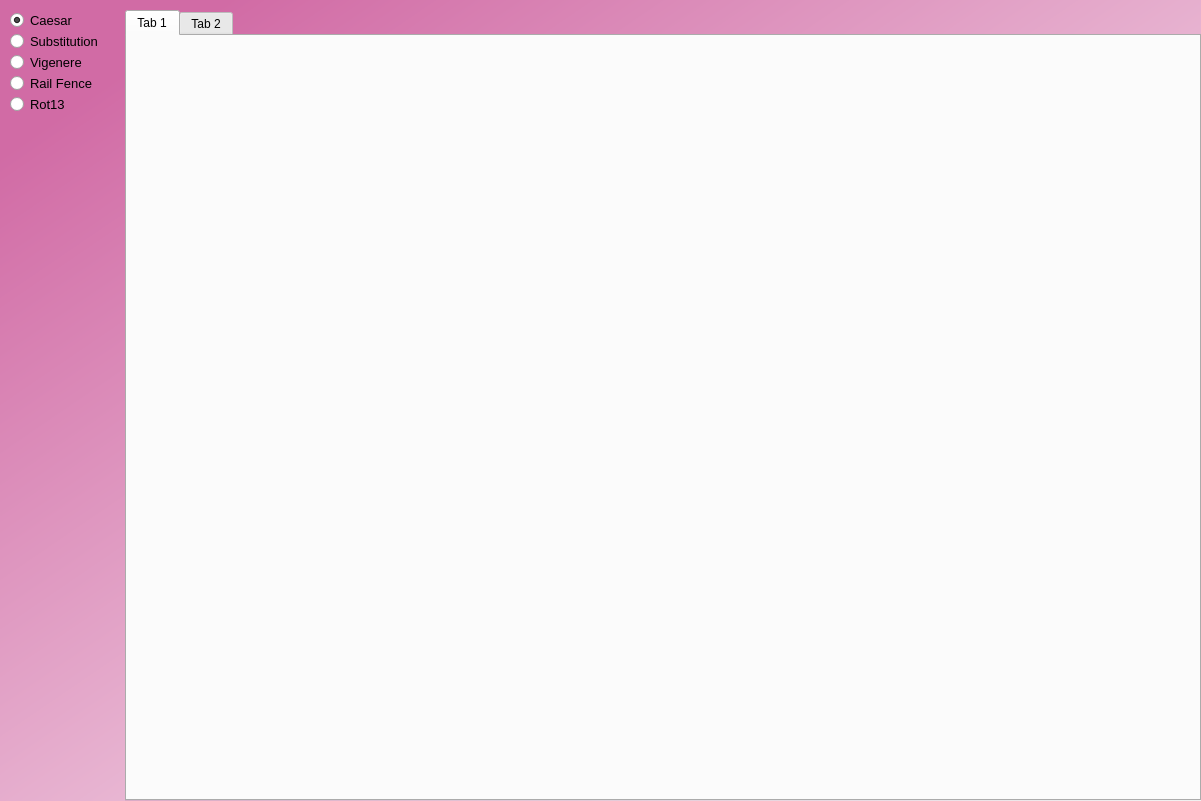
Old version of the form ui/select_algorithm_window.ui in the repository mucahitkayadan/Ciper_GUI.
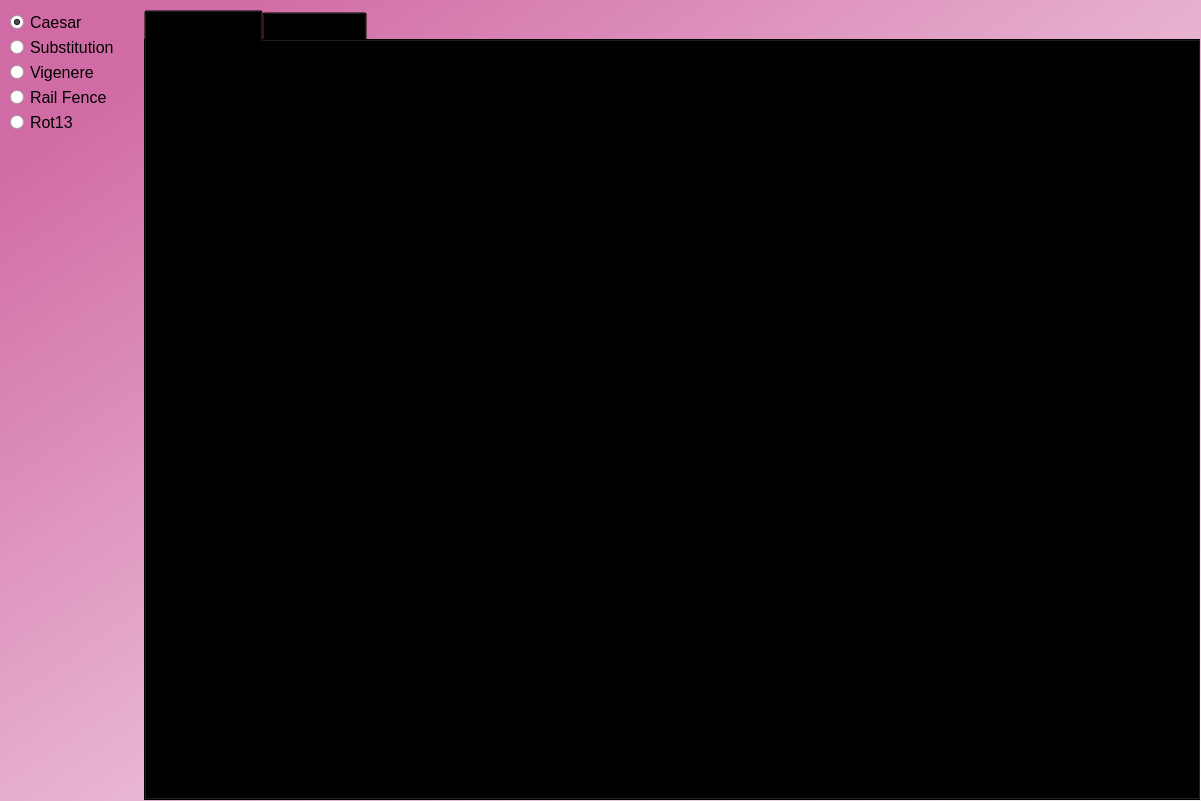
New version of the form.

The edit to the form file:
```diff
--- a/ui/select_algorithm_window.ui
+++ b/ui/select_algorithm_window.ui
@@ -35,40 +35,80 @@
     </property>
     <item row="0" column="1">
      <widget class="QTabWidget" name="tabWidget">
+      <property name="font">
+       <font>
+        <pointsize>12</pointsize>
+       </font>
+      </property>
+      <property name="autoFillBackground">
+       <bool>false</bool>
+      </property>
+      <property name="styleSheet">
+       <string notr="true">background-color: rgba(0,0,0,0);</string>
+      </property>
       <property name="currentIndex">
        <number>0</number>
       </property>
       <widget class="QWidget" name="tab">
+       <property name="styleSheet">
+        <string notr="true">background-color: rgba(0,0,0,0);</string>
+       </property>
        <attribute name="title">
-        <string>Tab 1</string>
+        <string>Description   </string>
        </attribute>
        <widget class="QScrollArea" name="scrollArea">
         <property name="geometry">
          <rect>
-          <x>-5</x>
-          <y>1</y>
-          <width>1041</width>
-          <height>771</height>
+          <x>0</x>
+          <y>0</y>
+          <width>1040</width>
+          <height>770</height>
          </rect>
         </property>
         <property name="styleSheet">
-         <string notr="true">background-color: rgba(0,0,0,0)</string>
+         <string notr="true"/>
         </property>
         <property name="widgetResizable">
          <bool>true</bool>
         </property>
         <widget class="QWidget" name="scrollAreaWidgetContents">
+         <property name="enabled">
+          <bool>true</bool>
+         </property>
          <property name="geometry">
           <rect>
            <x>0</x>
            <y>0</y>
-           <width>1039</width>
-           <height>769</height>
+           <width>1038</width>
+           <height>768</height>
           </rect>
          </property>
+         <property name="font">
+          <font>
+           <pointsize>8</pointsize>
+          </font>
+         </property>
          <layout class="QVBoxLayout" name="verticalLayout_2">
+          <property name="sizeConstraint">
+           <enum>QLayout::SetDefaultConstraint</enum>
+          </property>
+          <property name="leftMargin">
+           <number>0</number>
+          </property>
+          <property name="topMargin">
+           <number>5</number>
+          </property>
+          <property name="rightMargin">
+           <number>5</number>
+          </property>
+          <property name="bottomMargin">
+           <number>5</number>
+          </property>
           <item>
-           <widget class="QTextBrowser" name="text_browser">
+           <widget class="QTextBrowser" name="description_text_browser">
+            <property name="styleSheet">
+             <string notr="true"/>
+            </property>
             <property name="readOnly">
              <bool>true</bool>
             </property>
@@ -87,7 +127,7 @@
       </widget>
       <widget class="QWidget" name="tab_2">
        <attribute name="title">
-        <string>Tab 2</string>
+        <string>Algorithm   </string>
        </attribute>
       </widget>
      </widget>
@@ -101,7 +141,7 @@
        <widget class="QRadioButton" name="caesar_radio_button">
         <property name="font">
          <font>
-          <pointsize>10</pointsize>
+          <pointsize>12</pointsize>
          </font>
         </property>
         <property name="text">
@@ -116,7 +156,7 @@
        <widget class="QRadioButton" name="substitution_radio_button">
         <property name="font">
          <font>
-          <pointsize>10</pointsize>
+          <pointsize>12</pointsize>
          </font>
         </property>
         <property name="text">
@@ -128,7 +168,7 @@
        <widget class="QRadioButton" name="vigenere_radio_button">
         <property name="font">
          <font>
-          <pointsize>10</pointsize>
+          <pointsize>12</pointsize>
          </font>
         </property>
         <property name="text">
@@ -140,7 +180,7 @@
        <widget class="QRadioButton" name="rail_fence_radio_button">
         <property name="font">
          <font>
-          <pointsize>10</pointsize>
+          <pointsize>12</pointsize>
          </font>
         </property>
         <property name="text">
@@ -152,7 +192,7 @@
        <widget class="QRadioButton" name="rot13_radio_button">
         <property name="font">
          <font>
-          <pointsize>10</pointsize>
+          <pointsize>12</pointsize>
          </font>
         </property>
         <property name="text">
```
Left out of the diff: 35 changed lines with no effect on the pictures.
